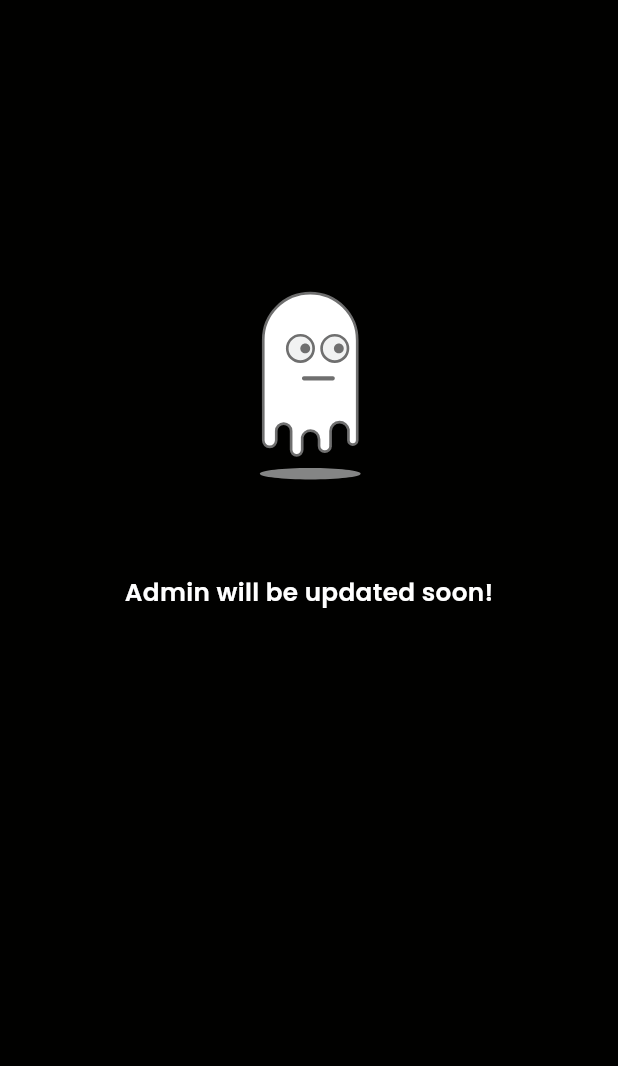
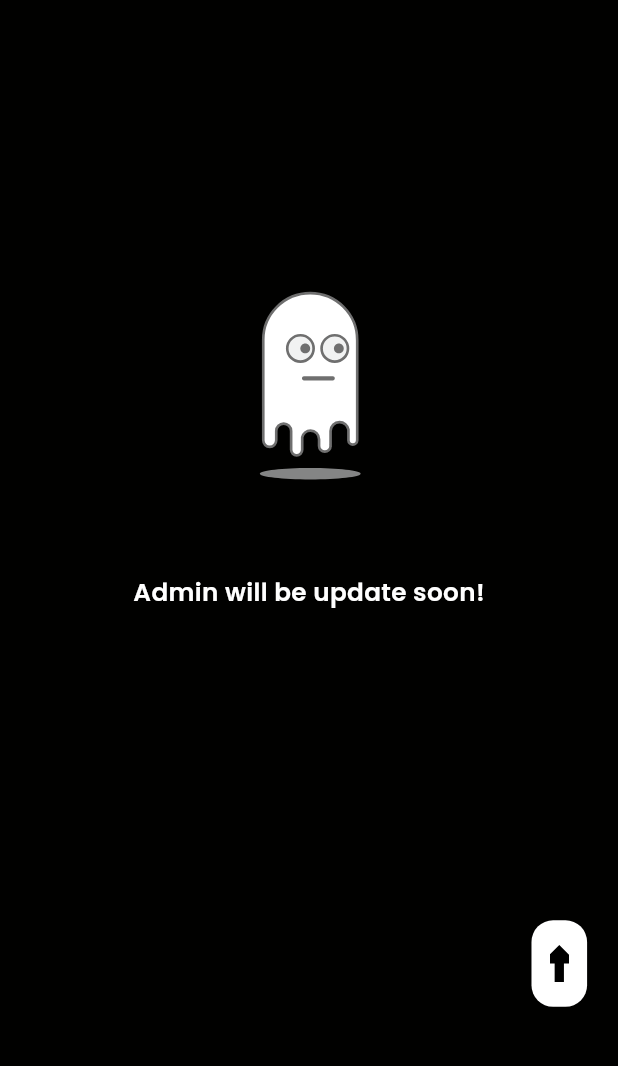
Before and after one commit to Imran200216/marvelapp, a Flutter app: the CharacterModelScreen screen opened directly with empty values, on a phone screen of 412 x 824 dp, the part 99-1165 px from its top. Run offline on Flutter 3.47's test engine with Material 3 defaults, Android fonts, the phone set to English and light mode, and no system bars; drawn by our look-alikes of animated_text_kit, liquid_pull_to_refresh; our stand-ins replace audioplayers, cached_network_image, chewie, cloud_firestore, connectivity_plus, dio and 15 more; missing offline and left inert: model_viewer_plus, neopop; accounts and stored records are empty; network calls fail.

```diff
--- a/lib/provider/db_provider/super_hero_character_db_provider.dart
+++ b/lib/provider/db_provider/super_hero_character_db_provider.dart
@@ -34,7 +34,7 @@ class SuperHeroCharacterDBProvider extends ChangeNotifier {
   Future<void> fetchCharacterModel(String characterName) async {
     try {
       _isModelLoading = true; // Start loading
-      notifyListeners();
+
 
       QuerySnapshot querySnapshot = await FirebaseFirestore.instance
           .collection('superHeroCharacters')
--- a/lib/screens/character_model_screen.dart
+++ b/lib/screens/character_model_screen.dart
@@ -4,7 +4,6 @@ import 'package:flutter_svg/flutter_svg.dart';
 import 'package:liquid_pull_to_refresh/liquid_pull_to_refresh.dart';
 import 'package:loading_animation_widget/loading_animation_widget.dart';
 import 'package:lottie/lottie.dart';
-import 'package:marvelapp/modals/modal_cache_manager.dart';
 import 'package:marvelapp/provider/app_required_providers/internet_checker_provider.dart';
 import 'package:marvelapp/provider/db_provider/super_hero_character_db_provider.dart';
 import 'package:marvelapp/provider/screens_providers/character_modal_provider.dart';
@@ -37,23 +36,19 @@ class _CharacterModelScreenState extends State<CharacterModelScreen>
   @override
   void didChangeDependencies() {
     super.didChangeDependencies();
+    // Save a reference to the correct providers here
     characterModelProvider =
         Provider.of<CharacterModelProvider>(context, listen: false);
     superHeroProvider =
         Provider.of<SuperHeroCharacterDBProvider>(context, listen: false);
 
-    // Fetch the 3D model URL and cache it
-    superHeroProvider.fetchCharacterModel(widget.characterName).then((_) {
-      // Caching the model URL
-      final modelUrl = superHeroProvider.characterModelUrl;
-      if (modelUrl != null) {
-        ModelCacheManager.instance.downloadFile(modelUrl);
-      }
-    });
+    // Fetch the 3D model when the screen is displayed
+    superHeroProvider.fetchCharacterModel(widget.characterName);
   }
 
   @override
   void didChangeAppLifecycleState(AppLifecycleState state) {
+    // Handle app lifecycle changes
     if (state == AppLifecycleState.paused ||
         state == AppLifecycleState.inactive) {
       characterModelProvider.setAudioPlayback(false);
@@ -69,17 +64,12 @@ class _CharacterModelScreenState extends State<CharacterModelScreen>
   }
 
   void _scrollToTop() {
+    // Animate scroll to the top
     characterModelProvider.scrollController.animateTo(
       0.0,
       duration: const Duration(milliseconds: 300),
       curve: Curves.easeInOut,
     );
-  }
-
-  Future<String?> _getCachedModelUrl() async {
-    final file = await ModelCacheManager.instance
-        .getFileFromCache(widget.characterModal);
-    return file?.file.path;
   }
 
   @override
@@ -90,25 +80,27 @@ class _CharacterModelScreenState extends State<CharacterModelScreen>
       child: Scaffold(
         backgroundColor: const Color(0xFF010100),
         body: Consumer<InternetCheckerProvider>(
-          builder: (context, internetCheckerProvider, child) {
+          builder: (
+            context,
+            internetCheckerProvider,
+            child,
+          ) {
             return LiquidPullToRefresh(
               showChildOpacityTransition: true,
               onRefresh: () async {
+                // Fetch the 3D model when the screen is displayed
                 await superHeroProvider
                     .fetchCharacterModel(widget.characterName);
-                final modelUrl = superHeroProvider.characterModelUrl;
-                if (modelUrl != null) {
-                  ModelCacheManager.instance.downloadFile(modelUrl);
-                }
               },
               color: AppColors.timeLineBgColor,
+              // The color of the refresh indicator
               backgroundColor: AppColors.pullToRefreshBgColor,
               child: SingleChildScrollView(
                 physics: const AlwaysScrollableScrollPhysics(),
                 controller: characterModelProvider.scrollController,
                 child: Container(
                   margin: EdgeInsets.only(
-                    left: size.width * 0.05,
+                    left: size.width * 0.05, // Adjust margins as needed
                     top: size.height * 0.03,
                     right: size.width * 0.05,
                     bottom: size.height * 0.03,
@@ -135,8 +127,10 @@ class _CharacterModelScreenState extends State<CharacterModelScreen>
                         ],
                       ),
                       SizedBox(
-                        height: size.height * 0.02,
+                        height: size.height * 0.02, // Reduced space
                       ),
+
+                      /// character name
                       Text(
                         widget.characterName,
                         style: TextStyle(
@@ -146,11 +140,14 @@ class _CharacterModelScreenState extends State<CharacterModelScreen>
                           color: AppColors.secondaryColor,
                         ),
                       ),
+
                       if (!internetCheckerProvider.isNetworkConnected)
                         Column(
                           mainAxisAlignment: MainAxisAlignment.center,
                           children: [
-                            const SizedBox(height: 6),
+                            const SizedBox(
+                              height: 6,
+                            ),
                             Lottie.asset(
                               'assets/images/animation/robot-animation.json',
                               height: size.height * 0.3,
@@ -168,8 +165,10 @@ class _CharacterModelScreenState extends State<CharacterModelScreen>
                             ),
                             const SizedBox(height: 10),
                             Container(
-                              margin:
-                                  const EdgeInsets.only(left: 12, right: 12),
+                              margin: const EdgeInsets.only(
+                                left: 12,
+                                right: 12,
+                              ),
                               child: Text(
                                 textAlign: TextAlign.center,
                                 "It seems you aren't connected to the internet. Try checking your connection or switching between Wi-Fi and cellular data.",
@@ -188,10 +187,13 @@ class _CharacterModelScreenState extends State<CharacterModelScreen>
                           crossAxisAlignment: CrossAxisAlignment.start,
                           children: [
                             SizedBox(
-                              height: size.height * 0.01,
+                              height:
+                                  size.height * 0.01, // Further reduced space
                             ),
+
+                            /// Character quotes
                             SizedBox(
-                              width: size.width * 0.9,
+                              width: size.width * 0.9, // Adjust width as needed
                               child: DefaultTextStyle(
                                 style: TextStyle(
                                   fontSize: size.width * 0.07,
@@ -204,17 +206,22 @@ class _CharacterModelScreenState extends State<CharacterModelScreen>
                                   repeatForever: false,
                                   animatedTexts: [
                                     TypewriterAnimatedText(
-                                        widget.characterQuotes),
+                                      widget.characterQuotes,
+                                    ),
                                   ],
                                 ),
                               ),
                             ),
+
                             SizedBox(
-                              height: size.height * 0.02,
+                              height: size.height * 0.02, // Reduced space
                             ),
+
+                            /// 3D model with visibility detector
                             VisibilityDetector(
                               key: const Key('3d-model-viewer'),
                               onVisibilityChanged: (VisibilityInfo info) {
+                                // Ensure the widget is mounted before accessing the provider
                                 if (mounted) {
                                   characterModelProvider.handleVisibilityChange(
                                       info.visibleFraction);
@@ -222,10 +229,12 @@ class _CharacterModelScreenState extends State<CharacterModelScreen>
                               },
                               child: SizedBox(
                                 height: size.height * 0.6,
+                                // Adjust height as needed
                                 width: size.width,
                                 child: Consumer<SuperHeroCharacterDBProvider>(
                                   builder: (context, provider, child) {
                                     if (provider.isModelLoading) {
+                                      // Show Lottie animation while loading
                                       return Center(
                                         child: LoadingAnimationWidget
                                             .threeArchedCircle(
@@ -248,7 +257,7 @@ class _CharacterModelScreenState extends State<CharacterModelScreen>
                                               height: size.height * 0.02,
                                             ),
                                             Text(
-                                              'Admin will be updated soon!',
+                                              'Admin will be update soon!',
                                               style: TextStyle(
                                                 fontFamily: "Poppins",
                                                 fontWeight: FontWeight.w600,
@@ -261,46 +270,53 @@ class _CharacterModelScreenState extends State<CharacterModelScreen>
                                       );
                                     }
 
-                                    return FutureBuilder<String?>(
-                                      future: _getCachedModelUrl(),
-                                      builder: (context, snapshot) {
-                                        if (snapshot.connectionState ==
-                                            ConnectionState.waiting) {
-                                          return Center(
-                                            child: LoadingAnimationWidget
-                                                .threeArchedCircle(
-                                              color: AppColors.secondaryColor,
-                                              size: 32,
-                                            ),
-                                          );
-                                        } else if (snapshot.hasError) {
-                                          return Center(
-                                            child: Text(
-                                              'Error loading model',
-                                              style: TextStyle(
-                                                fontFamily: "Poppins",
-                                                fontWeight: FontWeight.w600,
-                                                color: AppColors.secondaryColor,
-                                                fontSize: size.width * 0.04,
-                                              ),
-                                            ),
-                                          );
-                                        } else {
-                                          final modelUrl = snapshot.data;
-
-                                          return ModelViewer(
-                                            src: modelUrl ?? '',
-                                            alt:
-                                                'A 3D model of ${widget.characterName}',
-                                            autoRotate: true,
-                                            cameraControls: true,
-                                          );
-                                        }
-                                      },
+                                    /// 3D model
+                                    return ModelViewer(
+                                      alt: "No modal found!",
+                                      loading: Loading.eager,
+                                      autoPlay: false,
+                                      backgroundColor: AppColors.primaryColor,
+                                      src: widget.characterModal,
+                                      autoRotate:
+                                          characterModelProvider.autoRotate,
+                                      disableZoom:
+                                          characterModelProvider.isScrolling,
+                                      cameraControls:
+                                          !characterModelProvider.isScrolling,
                                     );
                                   },
                                 ),
                               ),
+                            ),
+
+                            Row(
+                              mainAxisAlignment: MainAxisAlignment.end,
+                              children: [
+                                InkWell(
+                                  onTap: _scrollToTop, // Call the scroll method
+                                  child: Container(
+                                    height: size.height * 0.07,
+                                    // Container height
+                                    width: size.width * 0.09,
+                                    // Container width
+                                    decoration: BoxDecoration(
+                                      borderRadius: BorderRadius.circular(
+                                          size.width * 0.035),
+                                      // Rounded corners
+                                      color: AppColors.secondaryColor,
+                                    ),
+                                    child: Center(
+                                      child: SvgPicture.asset(
+                                        "assets/images/svg/arrow-up-icon.svg",
+                                        color: AppColors.primaryColor,
+                                        height: size.height * 0.03,
+                                        width: size.width * 0.03,
+                                        fit: BoxFit.cover,
+                                      ),
+                                    ),
+                                  ),
+                                ),
+                              ],
                             ),
                           ],
                         ),
```
Also changed, not shown: lib/provider/user_details_provider/guest_user_details_provider.dart (+13 -13 lines), 1 other file.
